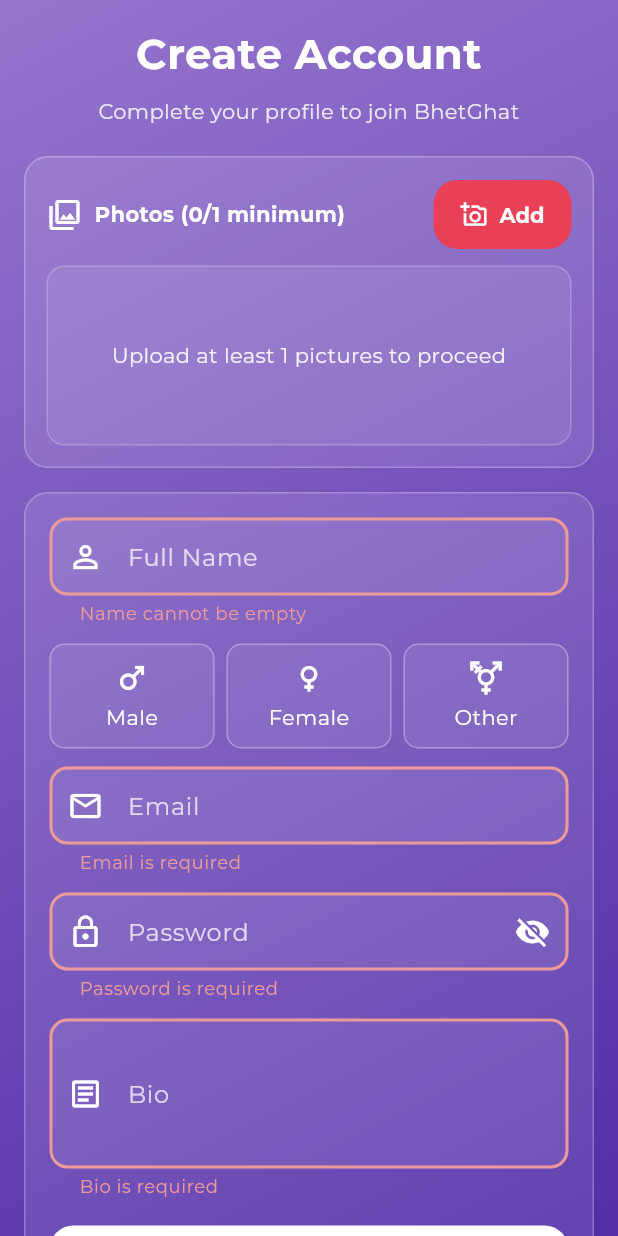
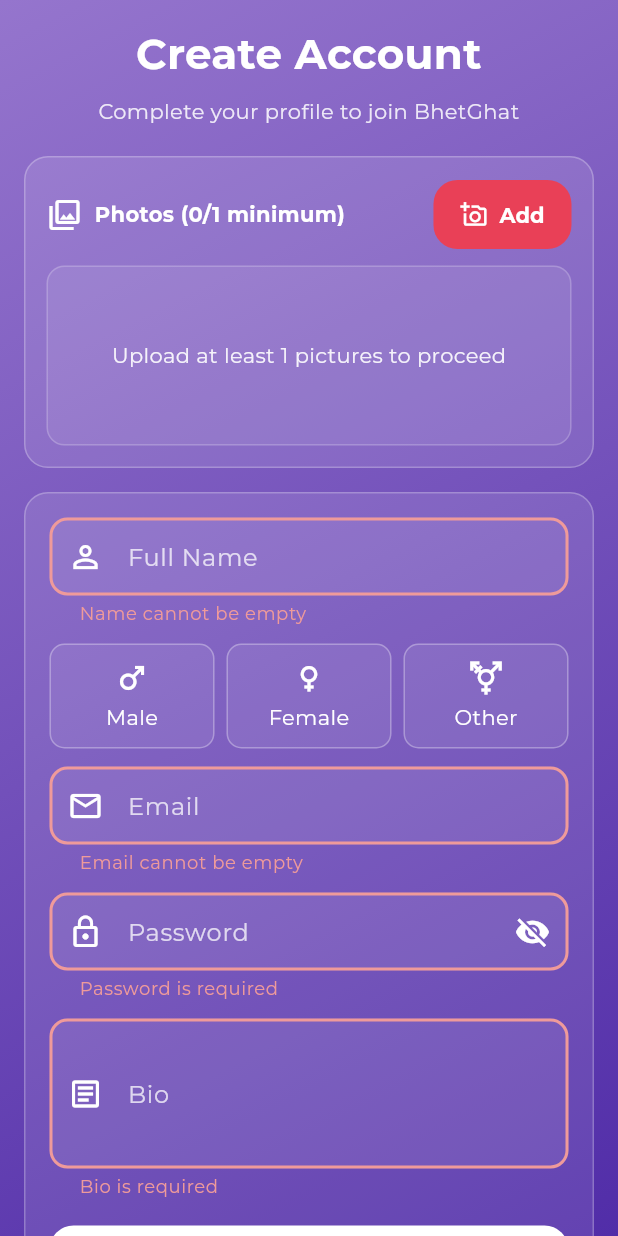
Before and after one commit to rojitalemagar/bhet_ghat_app, a Flutter app: the RegisterScreen screen opened by its route, after a tap on "Create Account", on a phone screen of 412 x 824 dp. Run offline on Flutter 3.47's test engine with Material 3 defaults, Android fonts, the phone set to English and light mode, and no system bars; our stand-ins replace app_links, hive, hive_flutter, image_picker, sensors_plus; accounts and stored records are empty.

Commit message:
Reuse email validation on register screen

```diff
--- a/lib/presentation/screens/register_screen.dart
+++ b/lib/presentation/screens/register_screen.dart
@@ -342,16 +342,7 @@ class _RegisterScreenState extends State<RegisterScreen> {
                 Icons.email_outlined,
                 hintStyle,
               ),
-              validator: (v) {
-                if (v == null || v.trim().isEmpty) {
-                  return 'Email is required';
-                }
-                final emailRegex = RegExp(r'^[^@\s]+@[^@\s]+\.[^@\s]+$');
-                if (!emailRegex.hasMatch(v.trim())) {
-                  return 'Enter a valid email';
-                }
-                return null;
-              },
+              validator: (v) => ValidationUtils.getEmailError(v ?? ''),
             ),
             const SizedBox(height: 12),
             TextFormField(
```
